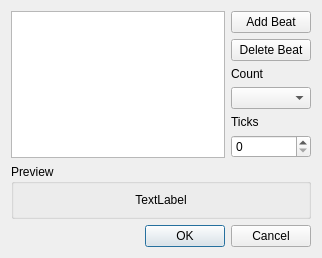
Old version of the form src/GUI/DBComplextCountDialog.ui in the repository Whatang/DrumBurp.
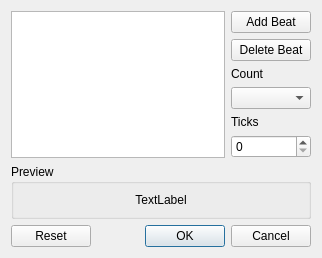
New version of the form.

```diff
--- a/src/GUI/DBComplextCountDialog.ui
+++ b/src/GUI/DBComplextCountDialog.ui
@@ -119,7 +119,7 @@
       <enum>Qt::Horizontal</enum>
      </property>
      <property name="standardButtons">
-      <set>QDialogButtonBox::Cancel|QDialogButtonBox::Ok</set>
+      <set>QDialogButtonBox::Cancel|QDialogButtonBox::Ok|QDialogButtonBox::Reset</set>
      </property>
     </widget>
    </item>
```
